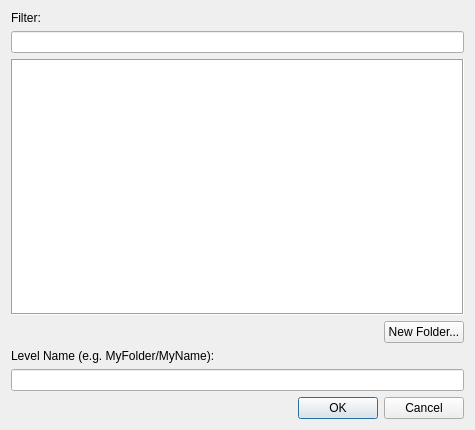
Qt form Code/Editor/LevelFileDialog.ui (o3de/o3de) before a commit.
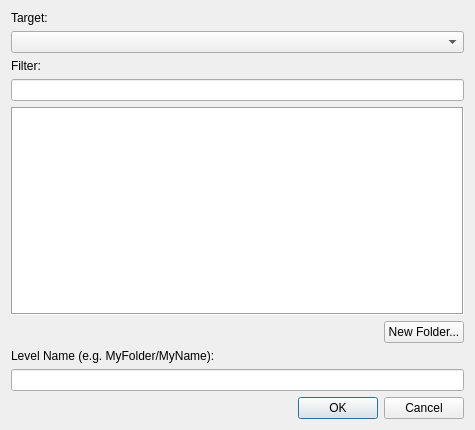
The same form after that commit.

Commit message: Gem-based Level Loading and Saving

What changed in the file:
```diff
--- a/Code/Editor/LevelFileDialog.ui
+++ b/Code/Editor/LevelFileDialog.ui
@@ -20,6 +20,19 @@
    <bool>true</bool>
   </property>
   <layout class="QVBoxLayout" name="verticalLayout">
+   <item>
+    <widget class="QLabel" name="targetRootLabel">
+     <property name="text">
+      <string>Target:</string>
+     </property>
+     <property name="alignment">
+      <set>Qt::AlignLeading|Qt::AlignLeft|Qt::AlignTop</set>
+     </property>
+    </widget>
+   </item>
+   <item>
+    <widget class="QComboBox" name="targetRootCombo"/>
+   </item>
    <item>
     <widget class="QLabel" name="filterLabel">
      <property name="text">
```
The commit also changes 15 other files.
